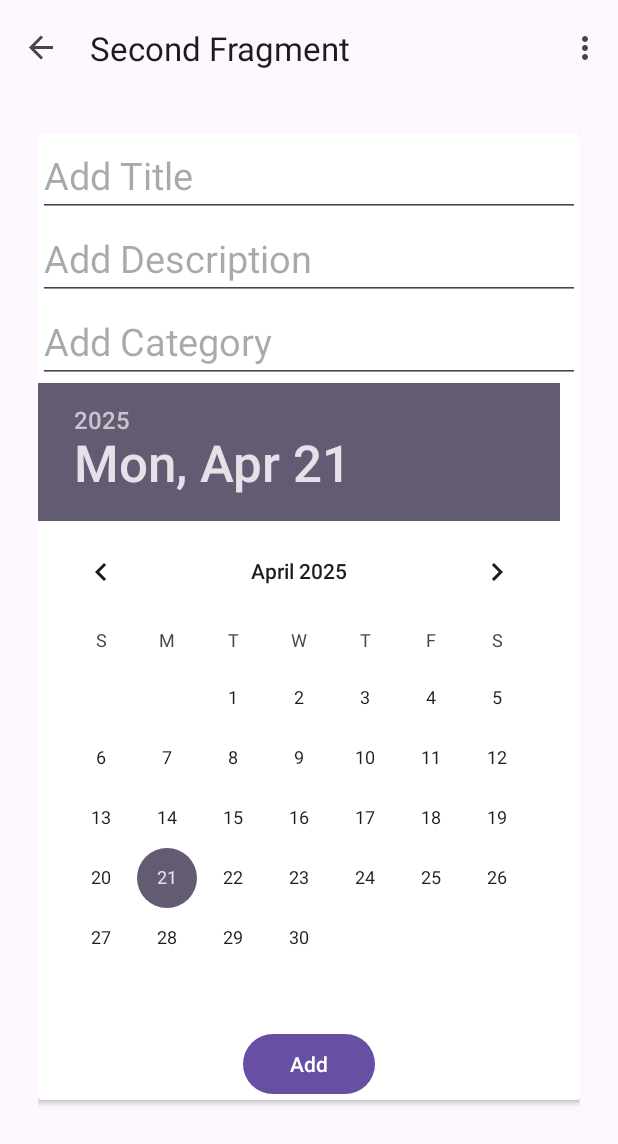
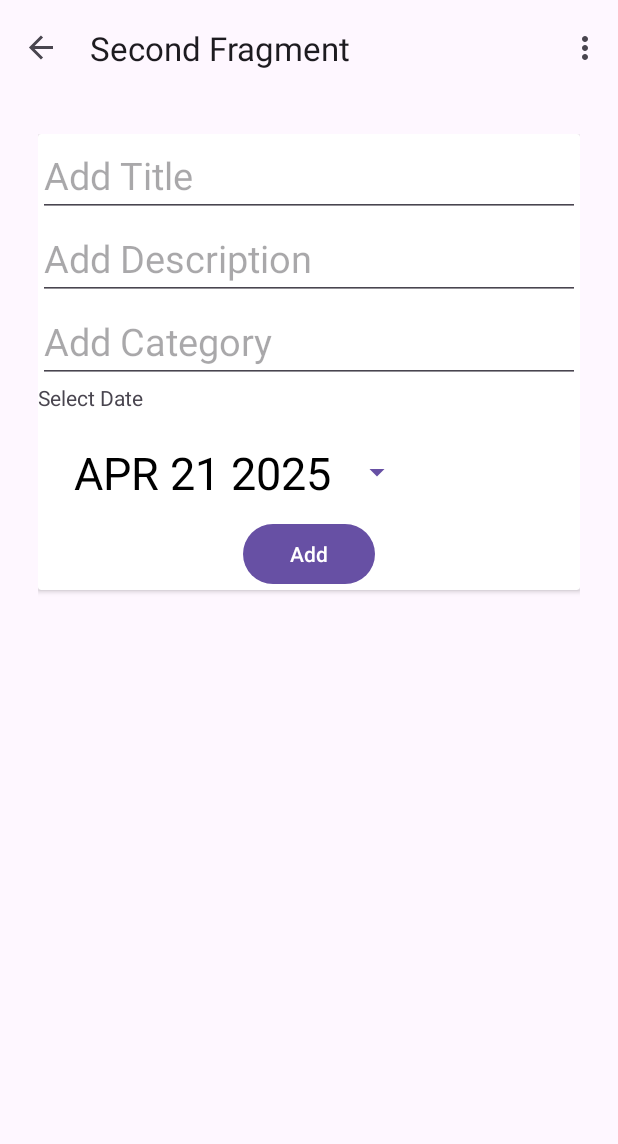
Before and after one commit to mauro-anto-001/my_applikasion, an Android app: the SecondFragment screen opened through its navigation route, on a phone screen of 412 x 824 dp. Shown: the top 1144 px of the screen. Run offline under Robolectric (Android 15) with nearby library versions, the phone set to English and light mode, and no system bars; our stand-ins replace navigation-ui.

Commit message:
added the functionality to select a date to schedule the due date for the task being added

```diff
--- a/app/src/main/java/com/example/myapplication/FirstFragment.kt
+++ b/app/src/main/java/com/example/myapplication/FirstFragment.kt
@@ -33,8 +33,8 @@ class FirstFragment : Fragment() {
         _binding = FragmentFirstBinding.inflate(inflater, container, false)
         //examples
         taskList = mutableListOf(
-            Task("Workout", "Go for a run", "Fitness"),
-            Task("Study", "Continue learning Kotlin", "Education" )
+            Task("Workout", "Go for a run", "Fitness", "APR 20 2025"),
+            Task("Study", "Continue learning Kotlin", "Education", "APR 20 2025" )
         )
         recyclerView = binding.recyclerView
         recyclerView.layoutManager = LinearLayoutManager(requireContext())
--- a/app/src/main/java/com/example/myapplication/SecondFragment.kt
+++ b/app/src/main/java/com/example/myapplication/SecondFragment.kt
@@ -1,12 +1,17 @@
 package com.example.myapplication
 
+import android.app.AlertDialog
+import android.app.DatePickerDialog
 import android.os.Bundle
 import androidx.fragment.app.Fragment
 import android.view.LayoutInflater
 import android.view.View
 import android.view.ViewGroup
+import android.widget.Button
+import android.widget.DatePicker
 import androidx.navigation.fragment.findNavController
 import com.example.myapplication.databinding.FragmentSecondBinding
+import java.util.Calendar
 
 /**
  * A simple [Fragment] subclass as the second destination in the navigation.
@@ -14,10 +19,13 @@ import com.example.myapplication.databinding.FragmentSecondBinding
 class SecondFragment : Fragment() {
 
     private var _binding: FragmentSecondBinding? = null
-
+    private lateinit var datePickerDialog: DatePickerDialog
+    private lateinit var dateButton: Button
+    private var selectedDate: String = getTodaysDate()
     // This property is only valid between onCreateView and
     // onDestroyView.
     private val binding get() = _binding!!
+
 
     override fun onCreateView(
         inflater: LayoutInflater, container: ViewGroup?,
@@ -31,23 +39,81 @@ class SecondFragment : Fragment() {
 
     override fun onViewCreated(view: View, savedInstanceState: Bundle?) {
         super.onViewCreated(view, savedInstanceState)
-
+        dateButton = binding.datePickerButton
+        selectedDate = getTodaysDate()
+        dateButton.text = selectedDate
+        initDatePicker()
+        //for the add button
         binding.buttonFirst.setOnClickListener() {
             val title = binding.title.text.toString()
             val description = binding.description.text.toString()
             val category = binding.category.text.toString()
-            if(title.isNotBlank() && description.isNotBlank() && category.isNotBlank()) {
-                val newTask = Task(title,description, category)
+            //
+            if(title.isNotBlank() && description.isNotBlank() && category.isNotBlank() && selectedDate.isNotBlank()) {
+                val newTask = Task(title,description, category, selectedDate)
                 findNavController().previousBackStackEntry
                     ?.savedStateHandle
                     ?.set("new_task", newTask)
                 findNavController().popBackStack()
             }
         }
+        dateButton.setOnClickListener{
+            openDatePicker(it)
+        }
+    }
+
+    private fun getTodaysDate(): String {
+        val cal = Calendar.getInstance()
+        val year = cal.get(Calendar.YEAR)
+        val month = cal.get(Calendar.MONTH) + 1
+        val day = cal.get(Calendar.DAY_OF_MONTH)
+        return makeDateString(day, month, year)
+    }
+    private fun initDatePicker() {
+        val dateSetListener = DatePickerDialog.OnDateSetListener{ _: DatePicker, year:
+        Int, month: Int, day: Int ->
+            val adjustedMonth = month + 1
+            val date = makeDateString(day, adjustedMonth, year)
+            selectedDate = date //update default date to selected date
+            dateButton.text = date
+        }
+        val cal = Calendar.getInstance()
+        val year = cal.get(Calendar.YEAR)
+        val month = cal.get(Calendar.MONTH)
+        val day = cal.get(Calendar.DAY_OF_MONTH)
+
+        datePickerDialog = DatePickerDialog(requireContext(), dateSetListener, year, month, day)
+    }
+
+    private fun makeDateString(day: Int, month: Int, year: Int): String {
+        return "${getMonthFormat(month)} $day $year"
+    }
+
+    private fun getMonthFormat(month: Int): String {
+        return when (month) {
+            1 -> "JAN"
+            2 -> "FEB"
+            3 -> "MAR"
+            4 -> "APR"
+            5 -> "MAY"
+            6 -> "JUN"
+            7 -> "JULY"
+            8 -> "AUG"
+            9 -> "SEP"
+            10 -> "OCT"
+            11 -> "NOV"
+            12 -> "DEC"
+            else -> "JAN" // default if nothing is selected which shouldnt happen
+        }
+    }
+
+    fun openDatePicker(view: View) {
+        datePickerDialog.show()
     }
 
     override fun onDestroyView() {
         super.onDestroyView()
         _binding = null
     }
+
 }
--- a/app/src/main/java/com/example/myapplication/Task.kt
+++ b/app/src/main/java/com/example/myapplication/Task.kt
@@ -3,5 +3,10 @@ package com.example.myapplication
 import java.io.Serializable
 import java.util.Date
 
-data class Task(val title: String, val description: String, val category: String) : Serializable{
+data class Task(
+    val title: String,
+    val description: String,
+    val category: String,
+    val scheduledDate: String)
+    : Serializable{
 }
--- a/app/src/main/java/com/example/myapplication/TaskAdapter.kt
+++ b/app/src/main/java/com/example/myapplication/TaskAdapter.kt
@@ -12,6 +12,7 @@ class TaskAdapter(private val taskList: List<Task>) : RecyclerView.Adapter<TaskA
         val titleTextView: TextView = itemView.findViewById(R.id.task_title)
         val descriptionTextView: TextView = itemView.findViewById(R.id.task_description)
         val categoryTextView: TextView = itemView.findViewById(R.id.task_category)
+        val scheduledDateTextView: TextView = itemView.findViewById(R.id.task_schedule)
 
     }
 
@@ -25,6 +26,7 @@ class TaskAdapter(private val taskList: List<Task>) : RecyclerView.Adapter<TaskA
          holder.titleTextView.text =task.title
          holder.descriptionTextView.text = task.description
          holder.categoryTextView.text = task.category
+         holder.scheduledDateTextView.text = task.scheduledDate
      }
 
      override fun getItemCount(): Int = taskList.size
--- a/app/src/main/res/layout/fragment_second.xml
+++ b/app/src/main/res/layout/fragment_second.xml
@@ -43,10 +43,19 @@
                 android:inputType="text"
                 android:text=""
                 android:textSize="25dp" />
-            <DatePicker
-                android:id="@+id/date"
+            <TextView
                 android:layout_width="wrap_content"
-                android:layout_height="wrap_content"/>
+                android:layout_height="wrap_content"
+                android:text="Select Date"/>
+            <Button
+                android:id="@+id/datePickerButton"
+                android:layout_width="250dp"
+                android:layout_height="wrap_content"
+                android:text="JAN 01 2025"
+                android:textSize="30sp"
+                android:textColor="@color/black"
+                style="?android:spinnerStyle"
+                android:layout_marginTop="10dp" />
 
             <Button
                 android:id="@+id/button_first"
```
Also changed, not shown: app/src/main/res/layout/item_task.xml (+7 -0 lines).
